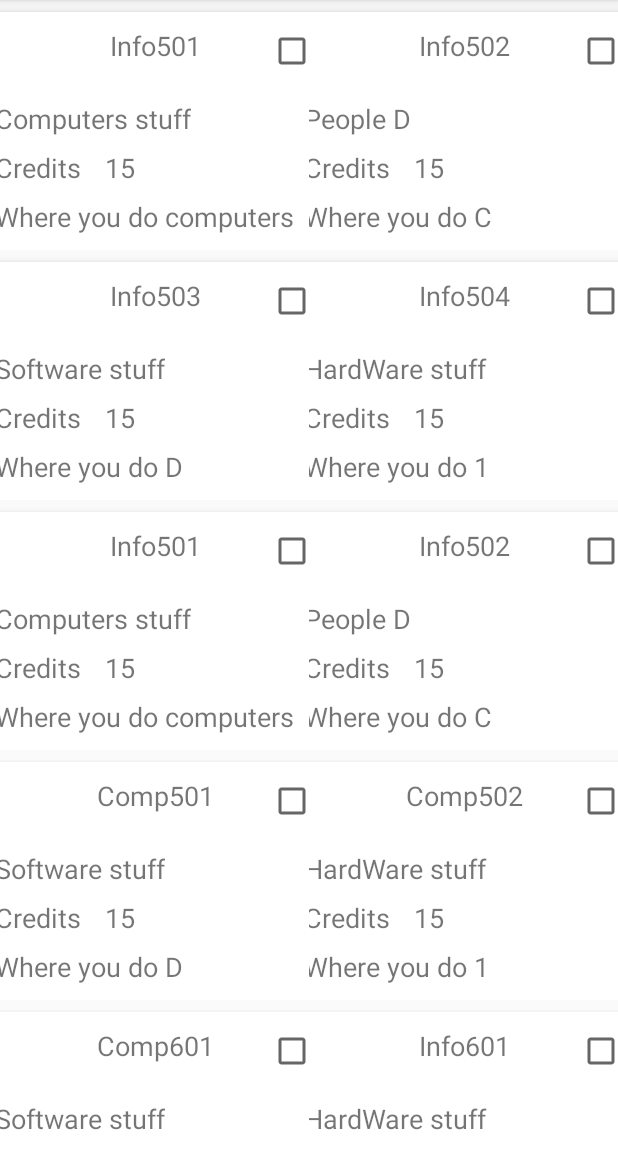
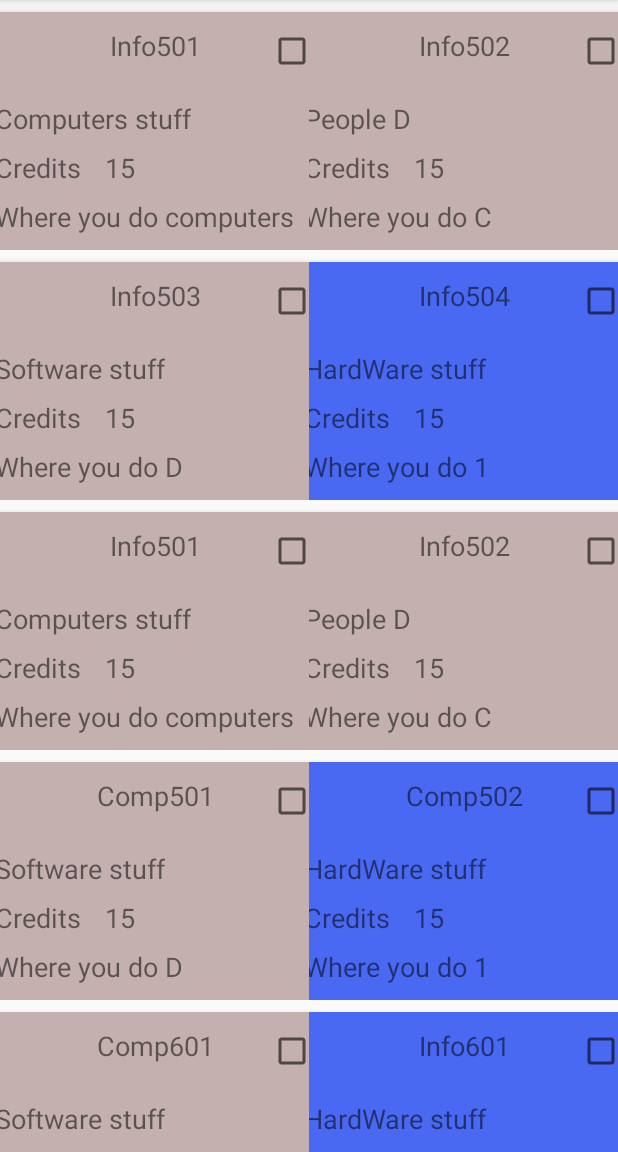
Before and after one commit to BenjaminAtkins/ModulesView, an Android app: the screen it shows after launch (MainActivity), on a phone screen of 412 x 824 dp, the part 84-1236 px from its top. Run offline under Robolectric (Android 15) with nearby library versions, the phone set to English and light mode, and no system bars.

Commit message:
Working Commit

```diff
--- a/app/src/main/java/com/example/modulesview/CustomAdapater.java
+++ b/app/src/main/java/com/example/modulesview/CustomAdapater.java
@@ -1,6 +1,11 @@
 package com.example.modulesview;
 
+import android.content.Context;
+import android.graphics.Color;
 import android.support.annotation.NonNull;
+import android.support.v4.content.ContextCompat;
+import android.support.v7.widget.CardView;
+import android.support.constraint.ConstraintLayout;
 import android.support.v7.widget.RecyclerView;
 import android.view.LayoutInflater;
 import android.view.View;
@@ -8,11 +13,13 @@ import android.view.ViewGroup;
 import android.widget.CheckBox;
 import android.widget.TextView;
 
+
 import java.util.ArrayList;
 
 
 public class CustomAdapater extends RecyclerView.Adapter<CustomAdapater.Holder>{
     private ArrayList<Module> Modules;
+    private Context context;
     public static class Holder extends RecyclerView.ViewHolder
     {
         TextView M_Code;
@@ -22,6 +29,9 @@ public class CustomAdapater extends RecyclerView.Adapter<CustomAdapater.Holder>{
         TextView M_Level;
         TextView M_Stream;
         CheckBox Completed;
+        CardView MoudleBox;
+
+
 
         public Holder(@NonNull View view) {
             super(view);
@@ -32,13 +42,14 @@ public class CustomAdapater extends RecyclerView.Adapter<CustomAdapater.Holder>{
             M_Level=view.findViewById(R.id.LevelText);
             M_Stream=view.findViewById(R.id.StreamText);
             Completed=view.findViewById(R.id.checkBox);
-
+            MoudleBox=view.findViewById(R.id.card_view);
 
         }
     }
 
-    public CustomAdapater(ArrayList<Module> Modules) {
+    public CustomAdapater(ArrayList<Module> Modules, Context context) {
         this.Modules=Modules;
+        this.context=context;
     }
 
     @NonNull
@@ -59,6 +70,7 @@ public class CustomAdapater extends RecyclerView.Adapter<CustomAdapater.Holder>{
         TextView M_Level= holder.M_Level;
         TextView M_Stream= holder.M_Stream;
         CheckBox Completed= holder.Completed;
+        CardView MoudleBox=holder.MoudleBox;
 
         M_name.setText(Modules.get(poss).getM_Name());
         M_Code.setText(Modules.get(poss).getM_Code());
@@ -67,9 +79,8 @@ public class CustomAdapater extends RecyclerView.Adapter<CustomAdapater.Holder>{
         M_Stream.setText(Modules.get(poss).getStream());
         M_Level.setText(Modules.get(poss).getM_Level());
         Completed.setChecked(Modules.get(poss).isPassed());
-
+        MoudleBox.setCardBackgroundColor(ContextCompat.getColor(context,Modules.get(poss).getBackground()));
     }
-
     @Override
     public int getItemCount() {
         return Modules.size();
--- a/app/src/main/java/com/example/modulesview/MainActivity.java
+++ b/app/src/main/java/com/example/modulesview/MainActivity.java
@@ -7,6 +7,7 @@ import android.support.v7.widget.GridLayoutManager;
 import android.support.v7.widget.LinearLayoutManager;
 import android.support.v7.widget.RecyclerView;
 import android.view.View;
+import android.widget.TextView;
 
 import java.util.ArrayList;
 
@@ -29,10 +30,23 @@ public class MainActivity extends AppCompatActivity {
 
         getMoudles();
 
-        adapter= new CustomAdapater(Modules);
+        adapter= new CustomAdapater(Modules,this);
         recyclerView.setAdapter(adapter);
 
 
+    }
+    public void CardClicked(View view){
+        TextView M_Level=view.findViewById(R.id.LevelText);
+        TextView M_Stream =view.findViewById(R.id.StreamText);
+        if(M_Level.getVisibility()==View.GONE){
+            M_Level.setVisibility(View.VISIBLE);
+            M_Stream.setVisibility(View.VISIBLE);
+            adapter.notifyDataSetChanged();
+        }
+        else{
+            M_Level.setVisibility(View.GONE);
+            M_Stream.setVisibility(View.GONE);
+        }
     }
     private void getMoudles(){
         Module a=new Module(1,"Info501","Computers stuff","Where you do computers","Level 9","15","BOy");
--- a/app/src/main/java/com/example/modulesview/Module.java
+++ b/app/src/main/java/com/example/modulesview/Module.java
@@ -24,22 +24,21 @@ public class Module {
         M_Level = m_Level;
         M_CLevel = m_CLevel;
         Stream = stream;
+        SetColor();
 
 
     }
     public void SetPreRequistes(ArrayList<Module>preRequistes){
         this.preRequistes =preRequistes;
     }
-    /*public void SetColor(){
+    public void SetColor(){
         if (Stream.equals("Soft")){
-            Background =R.drawable.modulesoftware;
-            TextColor=R.color.SoftwareTextCol;
+            Background=R.color.SoftBackgrondColor;
         }
         else {
-            Background =R.drawable.modulecore;
-            TextColor=R.color.MoudleTop;
+            Background=R.color.CoreBackgrondColor;
         }
-    }*/
+    }
 
 
     //Getters
--- a/app/src/main/res/layout/modulelayout.xml
+++ b/app/src/main/res/layout/modulelayout.xml
@@ -14,13 +14,15 @@
         android:layout_marginStart="8dp"
         android:layout_marginTop="8dp"
         android:layout_marginEnd="8dp"
-        app:cardCornerRadius="10dp"
+        android:onClick="CardClicked"
+        app:cardCornerRadius="20dp"
         app:cardElevation="5dp"
         app:layout_constraintEnd_toEndOf="parent"
         app:layout_constraintStart_toStartOf="parent"
         app:layout_constraintTop_toTopOf="parent">
 
         <android.support.constraint.ConstraintLayout
+            android:id="@+id/cardlayout"
             android:layout_width="match_parent"
             android:layout_height="wrap_content"
             android:padding="10dp">
--- a/app/src/main/res/values/colors.xml
+++ b/app/src/main/res/values/colors.xml
@@ -4,4 +4,6 @@
     <color name="colorPrimaryDark">#00574B</color>
     <color name="colorAccent">#D81B60</color>
     <color name="colorGrey">#817F7F</color>
+    <color name="CoreBackgrondColor">#C5B0B0</color>
+    <color name="SoftBackgrondColor">#4A69F3</color>
 </resources>
```
